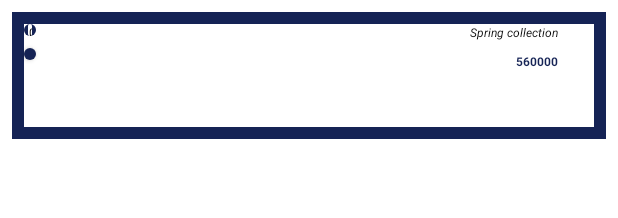
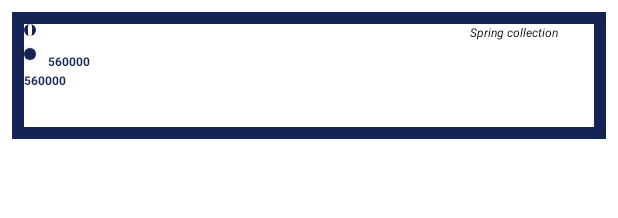
Before and after one commit to KeyRhmn01/ShopApp, an Android app: the layout cart_row.xml on its own in the app's theme, with its tools: preview values and no code run, on a phone screen of 412 x 824 dp. Shown: the top 218 px of the screen. Run offline under Robolectric (Android 15) with nearby library versions, the phone set to English and light mode, and no system bars.

Commit message:
second Push

```diff
--- a/app/src/main/java/com/example/store/activity/Cart.java
+++ b/app/src/main/java/com/example/store/activity/Cart.java
@@ -136,7 +136,7 @@ public class Cart extends AppCompatActivity {
                             JSONArray imagearray = data.getJSONArray("images");
                             JSONObject imageObject = imagearray.getJSONObject(0);
                             products.name = data.getString("name");
-                            products.price = data.getString("price" )+" تومان ";
+                            products.price = data.getString("price" );
                             products.img1 = imageObject.getString("src");
                             products.description = android.text.Html.fromHtml(data.getString("short_description")).toString();
                             products.id = data.getInt("id");
--- a/app/src/main/java/com/example/store/activity/Details.java
+++ b/app/src/main/java/com/example/store/activity/Details.java
@@ -75,7 +75,7 @@ public class Details extends AppCompatActivity {
                 }
 
 
-                sqlCards.Insert(products.id, products.name, products.description, products.price);
+                sqlCards.Insert(products.id, products.name, products.description, products.count, products.price ,products.price);
                 ArrayList<Products> productslist = sqlCards.getData();
                 productslist = sqlCards.getData();
 
@@ -184,7 +184,7 @@ public class Details extends AppCompatActivity {
                                     getResources().getDimensionPixelSize(R.dimen.slider_image_corner)));
                             products.name = data.getString("name");
                             products.description = android.text.Html.fromHtml(data.getString("short_description")).toString();
-                            products.price = data.getString("price") + " تومان ";
+                            products.price = data.getString("price");
                             ;
                             DotLoader dotLoader = findViewById(R.id.text_dot_loader);
                             dotLoader.setVisibility(View.GONE);
--- a/app/src/main/java/com/example/store/activity/ProductsCat.java
+++ b/app/src/main/java/com/example/store/activity/ProductsCat.java
@@ -113,7 +113,7 @@ public class ProductsCat extends AppCompatActivity {
                         JSONObject imageObject = imagearray.getJSONObject(0);
                         Products products = new Products();
                         products.name = data.getString("name");
-                        products.price = data.getString("price" )+" تومان ";
+                        products.price = data.getString("price" );
                         products.img1 = imageObject.getString("src");
                         products.description = android.text.Html.fromHtml(data.getString("short_description")).toString();
                         products.id = data.getInt("id");
--- a/app/src/main/java/com/example/store/activity/Saves.java
+++ b/app/src/main/java/com/example/store/activity/Saves.java
@@ -164,7 +164,7 @@ public class Saves extends AppCompatActivity {
                             JSONArray imagearray = data.getJSONArray("images");
                             JSONObject imageObject = imagearray.getJSONObject(0);
                             products.name = data.getString("name");
-                            products.price = data.getString("price" )+" تومان ";
+                            products.price = data.getString("price" );
                             products.img1 = imageObject.getString("src");
                             products.description = android.text.Html.fromHtml(data.getString("short_description")).toString();
                             products.id = data.getInt("id");
--- a/app/src/main/java/com/example/store/fragment/HomeFragment.java
+++ b/app/src/main/java/com/example/store/fragment/HomeFragment.java
@@ -220,7 +220,7 @@ public class HomeFragment extends Fragment {
                         JSONObject imageObject = imagearray.getJSONObject(0);
                         Products products = new Products();
                         products.name = data.getString("name");
-                        products.price = data.getString("price" )+" تومان ";
+                        products.price = data.getString("price" );
                         products.img1 = imageObject.getString("src");
                         products.description = android.text.Html.fromHtml(data.getString("short_description")).toString();
                         products.id = data.getInt("id");
--- a/app/src/main/res/layout/cart_row.xml
+++ b/app/src/main/res/layout/cart_row.xml
@@ -22,9 +22,9 @@
             android:layout_width="@dimen/_60cdp"
             android:layout_height="@dimen/_120cdp"
             android:layout_alignParentRight="true"
-            android:layout_marginStart="@dimen/_20cdp"
+            android:layout_marginLeft="@dimen/_20cdp"
             android:layout_marginTop="@dimen/_20cdp"
-            android:layout_marginEnd="@dimen/_20cdp"
+            android:layout_marginRight="@dimen/_20cdp"
             android:layout_marginBottom="@dimen/_20cdp" />
 
         <TextView
@@ -44,9 +44,10 @@
             android:layout_width="wrap_content"
             android:layout_height="wrap_content"
             android:layout_below="@id/titleCart"
+            android:layout_marginLeft="@dimen/_30cdp"
             android:layout_marginTop="@dimen/_10cdp"
-            android:layout_marginRight="@dimen/_20cdp"
             android:layout_toLeftOf="@id/pic"
+            android:layout_toRightOf="@id/remove"
             android:text="560000"
             android:textColor="@color/main"
             android:textSize="@dimen/_12cdp"
@@ -54,12 +55,12 @@
 
         <TextView
             android:id="@+id/descCart"
-            android:layout_width="wrap_content"
+            android:layout_width="@dimen/_120cdp"
             android:layout_height="wrap_content"
             android:layout_below="@id/priceCart"
-            android:layout_marginStart="@dimen/_20cdp"
+            android:layout_marginLeft="@dimen/_20cdp"
             android:layout_marginTop="@dimen/_20cdp"
-            android:layout_marginEnd="@dimen/_20cdp"
+            android:layout_marginRight="@dimen/_20cdp"
             android:layout_marginBottom="@dimen/_20cdp"
             android:layout_toLeftOf="@id/pic"
             android:ellipsize="end"
@@ -69,8 +70,8 @@
 
         <LinearLayout
             android:id="@+id/aa"
-            android:layout_width="@dimen/_60cdp"
-            android:layout_height="@dimen/_20cdp"
+            android:layout_width="@dimen/_80cdp"
+            android:layout_height="@dimen/_40cdp"
             android:layout_marginLeft="@dimen/_20cdp"
             android:layout_marginTop="@dimen/_20cdp"
             android:background="@drawable/corners"
@@ -104,7 +105,6 @@
                     android:layout_height="match_parent"
                     android:gravity="center"
                     android:inputType="number"
-                    android:text="0"
                     android:textColor="@color/black"
                     android:textSize="@dimen/_10cdp" />
 
@@ -112,12 +112,13 @@
             </LinearLayout>
 
             <LinearLayout
+                android:id="@+id/plus"
+
                 android:layout_width="match_parent"
                 android:layout_height="match_parent"
                 android:layout_weight="1">
 
                 <ImageView
-                    android:id="@+id/plus"
                     android:layout_width="match_parent"
                     android:layout_height="match_parent"
                     android:layout_margin="@dimen/_4cdp"
@@ -141,6 +142,20 @@
             android:textColor="@color/white"
             android:textStyle="bold" />
 
+        <TextView
+            android:id="@+id/tPriceCart"
+            android:layout_width="wrap_content"
+            android:layout_height="wrap_content"
+            android:layout_below="@id/remove"
+            android:layout_marginLeft="@dimen/_30cdp"
+            android:layout_marginTop="@dimen/_15cdp"
+
+
+            android:text="560000"
+            android:textColor="@color/main"
+            android:textSize="@dimen/_12cdp"
+            android:textStyle="bold" />
+
 
     </RelativeLayout>
 
```
Also changed, not shown: app/src/main/java/com/example/store/adapter/CartAdapter.java (+76 -3 lines), app/src/main/java/com/example/store/database/SqlCards.java (+36 -4 lines), app/src/main/java/com/example/store/model/Products.java (+13 -1 lines), app/src/main/res/layout/activity_cart.xml (+77 -4 lines), app/src/main/res/layout/activity_details.xml (+4 -4 lines), app/src/main/java/com/example/store/database/SqlDatabase.java (line endings or trailing spaces).
